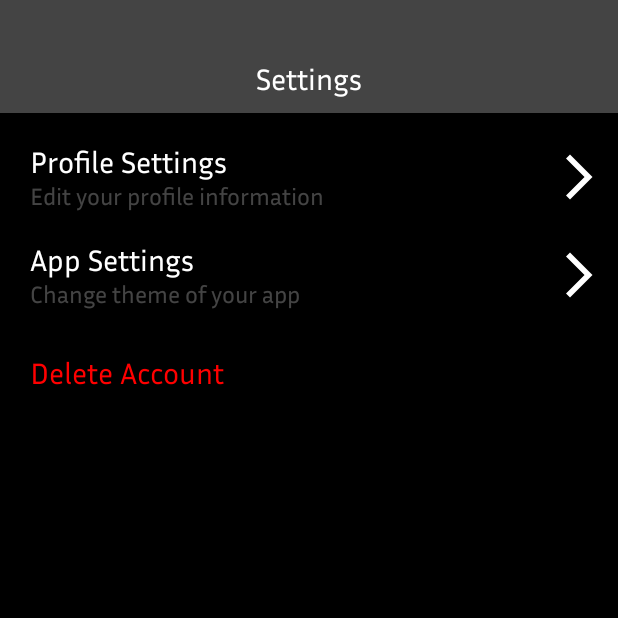
After one commit to HarshAggarwal1/ParkingHelper, an Android app: the SettingsPage screen opened directly, with no data from a screen before it, on a phone screen of 412 x 824 dp, the top half of it. The commit adds this screen. Run offline under Robolectric (Android 15) with nearby library versions, the phone set to English and light mode, and no system bars.

Commit message:
Commit: Added Many Files

```diff
--- a/app/src/main/AndroidManifest.xml
+++ b/app/src/main/AndroidManifest.xml
@@ -40,6 +40,10 @@
             android:theme="@style/AppTheme.NoActionBar"
             android:screenOrientation="portrait"
             android:exported="false" />
+        <activity android:name=".SettingsPage"
+            android:theme="@style/AppTheme.NoActionBar"
+            android:screenOrientation="portrait"
+            android:exported="false" />
         <activity
             android:name=".MainActivity"
             android:theme="@style/AppTheme.NoActionBar"
--- a/app/src/main/java/com/project/parking_helper/MainActivity.java
+++ b/app/src/main/java/com/project/parking_helper/MainActivity.java
@@ -36,7 +36,7 @@ public class MainActivity extends AppCompatActivity{
     ImageView userIcon, cameraIconImage, navigationMenu;
     MyDrawer drawerLayout;
     CardView callerCard;
-    ImageView callerCardUserPic, callerCardCall, callerCardAddPersonOrChat, callerCardCancel;
+    ImageView callerCardUserPic, callerCardCall, callerCardChat, callerCardCancel;
     TextView callerCardUserName;
 
     private static String generatedCode = "";
@@ -91,7 +91,7 @@ public class MainActivity extends AppCompatActivity{
         callerCard = findViewById(R.id.main_caller_card);
         callerCardUserPic = findViewById(R.id.caller_card_pic);
         callerCardCall = findViewById(R.id.caller_card_phone_icon);
-        callerCardAddPersonOrChat = findViewById(R.id.caller_card_chat_icon);
+        callerCardChat = findViewById(R.id.caller_card_chat_icon);
         callerCardCancel = findViewById(R.id.caller_card_cancel_icon);
         callerCardUserName = findViewById(R.id.caller_card_name);
 
@@ -131,10 +131,10 @@ public class MainActivity extends AppCompatActivity{
             }
         });
 
-        callerCardAddPersonOrChat.setOnClickListener(v -> {
-            Toast.makeText(this, "Chat Button Clicked", Toast.LENGTH_SHORT).show();
-//            Intent intent = new Intent(MainActivity.this, AddPersonOrChatPage.class);
-//            startActivity(intent);
+        callerCardChat.setOnClickListener(v -> {
+//            Toast.makeText(this, "Chat Button Clicked", Toast.LENGTH_SHORT).show();
+            Intent intent = new Intent(MainActivity.this, SettingsPage.class);
+            startActivity(intent);
         });
 
         callerCardCancel.setOnClickListener(v -> {
--- /dev/null
+++ b/app/src/main/java/com/project/parking_helper/SettingsPage.java
@@ -0,0 +1,15 @@
+package com.project.parking_helper;
+
+import android.os.Bundle;
+
+import androidx.appcompat.app.AppCompatActivity;
+
+public class SettingsPage extends AppCompatActivity {
+
+    @Override
+    protected void onCreate(Bundle savedInstanceState) {
+        super.onCreate(savedInstanceState);
+        setContentView(R.layout.activity_settings);
+
+    }
+}
--- /dev/null
+++ b/app/src/main/res/drawable/settings_highlight_colour.xml
@@ -0,0 +1,4 @@
+<?xml version="1.0" encoding="utf-8"?>
+<shape xmlns:android="http://schemas.android.com/apk/res/android" android:shape="rectangle">
+    <solid android:color="@color/light_grey"/>
+</shape>
--- /dev/null
+++ b/app/src/main/res/drawable/settings_item_clicked.xml
@@ -0,0 +1,4 @@
+<?xml version="1.0" encoding="utf-8"?>
+<selector xmlns:android="http://schemas.android.com/apk/res/android">
+    <item android:drawable="@drawable/settings_highlight_colour" android:state_pressed="true"/>
+</selector>
--- /dev/null
+++ b/app/src/main/res/drawable/settings_page_arrow.xml
@@ -0,0 +1,5 @@
+<vector android:autoMirrored="true" android:height="36dp"
+    android:tint="#FFFFFF" android:viewportHeight="24"
+    android:viewportWidth="24" android:width="36dp" xmlns:android="http://schemas.android.com/apk/res/android">
+    <path android:fillColor="@android:color/white" android:pathData="M6.23,20.23l1.77,1.77l10,-10l-10,-10l-1.77,1.77l8.23,8.23z"/>
+</vector>
--- /dev/null
+++ b/app/src/main/res/layout/activity_settings.xml
@@ -0,0 +1,124 @@
+<?xml version="1.0" encoding="utf-8"?>
+<LinearLayout xmlns:android="http://schemas.android.com/apk/res/android"
+    android:orientation="vertical"
+    android:layout_width="match_parent"
+    android:layout_height="match_parent"
+    android:background="#FF000000">
+
+    <LinearLayout
+        android:id="@+id/linearLayout"
+        android:layout_width="match_parent"
+        android:layout_height="wrap_content"
+        android:background="@color/light_grey"
+        android:orientation="horizontal"
+        android:paddingTop="40dp"
+        android:paddingBottom="10dp">
+        <TextView
+            android:layout_width="match_parent"
+            android:layout_height="match_parent"
+            android:layout_gravity="center"
+            android:fontFamily="@font/inria_sans"
+            android:gravity="center"
+            android:text="Settings"
+            android:textColor="#FFFFFFFF"
+            android:textSize="20sp" />
+    </LinearLayout>
+
+    <LinearLayout
+        android:id="@+id/profile_settings"
+        android:layout_width="match_parent"
+        android:layout_height="wrap_content"
+        android:orientation="horizontal"
+        android:background="@drawable/settings_item_clicked"
+        android:clickable="true"
+        android:focusable="true"
+        android:layout_marginTop="20dp">
+        <LinearLayout
+            android:layout_width="320dp"
+            android:layout_height="wrap_content"
+            android:layout_marginStart="20dp"
+            android:layout_marginEnd="20dp"
+            android:orientation="vertical">
+            <TextView
+                android:layout_width="match_parent"
+                android:layout_height="wrap_content"
+                android:fontFamily="@font/inria_sans"
+                android:textSize="20sp"
+                android:text="Profile Settings"
+                android:textColor="#FFFFFFFF" />
+            <TextView
+                android:layout_width="match_parent"
+                android:layout_height="wrap_content"
+                android:fontFamily="@font/inria_sans"
+                android:textSize="16sp"
+                android:text="Edit your profile information"
+                android:textColor="@color/light_grey" />
+        </LinearLayout>
+        <ImageView
+            android:layout_width="match_parent"
+            android:layout_height="wrap_content"
+            android:src="@drawable/settings_page_arrow"
+            android:layout_gravity="center_vertical" />
+    </LinearLayout>
+
+    <LinearLayout
+        android:id="@+id/app_settings"
+        android:layout_width="match_parent"
+        android:layout_height="wrap_content"
+        android:orientation="horizontal"
+        android:background="@drawable/settings_item_clicked"
+        android:clickable="true"
+        android:focusable="true"
+        android:layout_marginTop="20dp">
+        <LinearLayout
+            android:layout_width="320dp"
+            android:layout_height="wrap_content"
+            android:layout_marginStart="20dp"
+            android:layout_marginEnd="20dp"
+            android:orientation="vertical">
+            <TextView
+                android:layout_width="match_parent"
+                android:layout_height="wrap_content"
+                android:fontFamily="@font/inria_sans"
+                android:textSize="20sp"
+                android:text="App Settings"
+                android:textColor="#FFFFFFFF" />
+            <TextView
+                android:layout_width="match_parent"
+                android:layout_height="wrap_content"
+                android:fontFamily="@font/inria_sans"
+                android:textSize="16sp"
+                android:text="Change theme of your app"
+                android:textColor="@color/light_grey" />
+        </LinearLayout>
+        <ImageView
+            android:layout_width="match_parent"
+            android:layout_height="wrap_content"
+            android:src="@drawable/settings_page_arrow"
+            android:layout_gravity="center_vertical" />
+    </LinearLayout>
+    <LinearLayout
+        android:id="@+id/delete_settings"
+        android:layout_width="match_parent"
+        android:layout_height="wrap_content"
+        android:orientation="vertical"
+        android:background="@drawable/settings_item_clicked"
+        android:clickable="true"
+        android:focusable="true"
+        android:layout_marginTop="20dp">
+        <TextView
+            android:layout_width="match_parent"
+            android:layout_height="wrap_content"
+            android:fontFamily="@font/inria_sans"
+            android:textSize="20sp"
+            android:translationY="10dp"
+            android:text="Delete Account"
+            android:textColor="#FFFF0000"
+            android:layout_marginStart="20dp"
+            android:layout_marginEnd="20dp"/>
+        <View
+            android:layout_width="match_parent"
+            android:layout_height="20dp" />
+    </LinearLayout>
+
+</LinearLayout>
--- a/app/src/main/res/layout/activity_settings_profile.xml
+++ b/app/src/main/res/layout/activity_settings_profile.xml
@@ -23,7 +23,7 @@
             android:layout_width="36dp"
             android:layout_height="36dp"
             android:layout_gravity="center_vertical"
-            android:layout_marginStart="10dp"
+            android:layout_marginStart="12dp"
             android:background="@drawable/circle_bg_translucent_black"
             android:clickable="true"
             android:focusable="true"
@@ -38,6 +38,7 @@
             android:fontFamily="@font/inria_sans"
             android:gravity="center"
             android:text="User Settings"
+            android:translationX="-24dp"
             android:textColor="#FFFFFFFF"
             android:textSize="20sp" />
     </LinearLayout>
```
